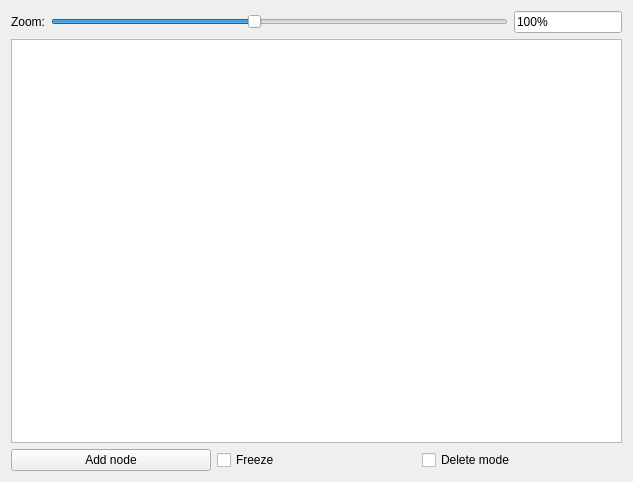
First picture: the form in Sources/App/CourseUnitViewer/courseunitviewer.ui, repository timattt/Cognitia-II, before the edit.
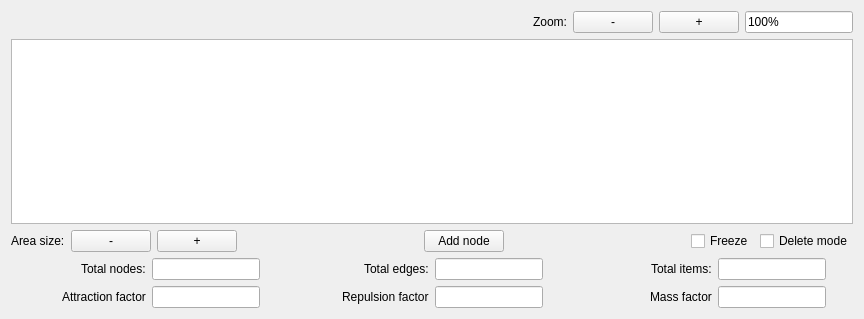
Second picture: the form after the edit.

Diff of the .ui file:
```diff
--- a/Sources/App/CourseUnitViewer/courseunitviewer.ui
+++ b/Sources/App/CourseUnitViewer/courseunitviewer.ui
@@ -6,8 +6,8 @@
    <rect>
     <x>0</x>
     <y>0</y>
-    <width>633</width>
-    <height>482</height>
+    <width>864</width>
+    <height>319</height>
    </rect>
   </property>
   <property name="windowTitle">
@@ -19,26 +19,37 @@
      <item>
       <layout class="QHBoxLayout" name="horizontalLayout">
        <item>
-        <widget class="QLabel" name="zoomLabel">
-         <property name="text">
-          <string>Zoom:</string>
-         </property>
-        </widget>
-       </item>
-       <item>
-        <widget class="QSlider" name="scaleScroll">
-         <property name="minimum">
-          <number>1</number>
-         </property>
-         <property name="maximum">
-          <number>10</number>
-         </property>
-         <property name="value">
-          <number>5</number>
-         </property>
+        <spacer name="horizontalSpacer">
          <property name="orientation">
           <enum>Qt::Horizontal</enum>
          </property>
+         <property name="sizeHint" stdset="0">
+          <size>
+           <width>40</width>
+           <height>20</height>
+          </size>
+         </property>
+        </spacer>
+       </item>
+       <item>
+        <widget class="QLabel" name="zoomLabel">
+         <property name="text">
+          <string>Zoom:</string>
+         </property>
+        </widget>
+       </item>
+       <item>
+        <widget class="QPushButton" name="zoomOut">
+         <property name="text">
+          <string>-</string>
+         </property>
+        </widget>
+       </item>
+       <item>
+        <widget class="QPushButton" name="zoomIn">
+         <property name="text">
+          <string>+</string>
+         </property>
         </widget>
        </item>
        <item alignment="Qt::AlignRight">
@@ -61,6 +72,40 @@
    <item>
     <layout class="QHBoxLayout" name="horizontalLayout_2">
      <item>
+      <widget class="QLabel" name="label_4">
+       <property name="text">
+        <string>Area size:</string>
+       </property>
+      </widget>
+     </item>
+     <item alignment="Qt::AlignRight">
+      <widget class="QPushButton" name="areaDec">
+       <property name="text">
+        <string>-</string>
+       </property>
+      </widget>
+     </item>
+     <item alignment="Qt::AlignLeft">
+      <widget class="QPushButton" name="areaIn">
+       <property name="text">
+        <string>+</string>
+       </property>
+      </widget>
+     </item>
+     <item>
+      <spacer name="horizontalSpacer_2">
+       <property name="orientation">
+        <enum>Qt::Horizontal</enum>
+       </property>
+       <property name="sizeHint" stdset="0">
+        <size>
+         <width>40</width>
+         <height>20</height>
+        </size>
+       </property>
+      </spacer>
+     </item>
+     <item alignment="Qt::AlignHCenter">
       <widget class="QPushButton" name="pushButton_2">
        <property name="text">
         <string>Add node</string>
@@ -68,13 +113,26 @@
       </widget>
      </item>
      <item>
+      <spacer name="horizontalSpacer_3">
+       <property name="orientation">
+        <enum>Qt::Horizontal</enum>
+       </property>
+       <property name="sizeHint" stdset="0">
+        <size>
+         <width>40</width>
+         <height>20</height>
+        </size>
+       </property>
+      </spacer>
+     </item>
+     <item alignment="Qt::AlignRight">
       <widget class="QCheckBox" name="freezeCheckbox">
        <property name="text">
         <string>Freeze</string>
        </property>
       </widget>
      </item>
-     <item>
+     <item alignment="Qt::AlignLeft">
       <widget class="QCheckBox" name="deleteModeCheckbox">
        <property name="text">
         <string>Delete mode</string>
@@ -83,6 +141,86 @@
      </item>
     </layout>
    </item>
+   <item>
+    <layout class="QGridLayout" name="gridLayout">
+     <item row="0" column="1" alignment="Qt::AlignLeft">
+      <widget class="QLineEdit" name="totalNodes">
+       <property name="readOnly">
+        <bool>true</bool>
+       </property>
+      </widget>
+     </item>
+     <item row="0" column="0" alignment="Qt::AlignRight">
+      <widget class="QLabel" name="label">
+       <property name="text">
+        <string>Total nodes:</string>
+       </property>
+      </widget>
+     </item>
+     <item row="0" column="4" alignment="Qt::AlignRight">
+      <widget class="QLabel" name="label_3">
+       <property name="text">
+        <string>Total items:</string>
+       </property>
+      </widget>
+     </item>
+     <item row="0" column="2" alignment="Qt::AlignRight">
+      <widget class="QLabel" name="label_2">
+       <property name="text">
+        <string>Total edges:</string>
+       </property>
+      </widget>
+     </item>
+     <item row="0" column="5" alignment="Qt::AlignLeft">
+      <widget class="QLineEdit" name="totalItems">
+       <property name="readOnly">
+        <bool>true</bool>
+       </property>
+      </widget>
+     </item>
+     <item row="0" column="3" alignment="Qt::AlignLeft">
+      <widget class="QLineEdit" name="totalEdges">
+       <property name="readOnly">
+        <bool>true</bool>
+       </property>
+      </widget>
+     </item>
+    </layout>
+   </item>
+   <item>
+    <layout class="QHBoxLayout" name="horizontalLayout_3">
+     <item alignment="Qt::AlignRight">
+      <widget class="QLabel" name="label_5">
+       <property name="text">
+        <string>Attraction factor</string>
+       </property>
+      </widget>
+     </item>
+     <item alignment="Qt::AlignLeft">
+      <widget class="QLineEdit" name="attFact"/>
+     </item>
+     <item alignment="Qt::AlignRight">
+      <widget class="QLabel" name="label_7">
+       <property name="text">
+        <string>Repulsion factor</string>
+       </property>
+      </widget>
+     </item>
+     <item alignment="Qt::AlignLeft">
+      <widget class="QLineEdit" name="repFact"/>
+     </item>
+     <item alignment="Qt::AlignRight">
+      <widget class="QLabel" name="label_6">
+       <property name="text">
+        <string>Mass factor</string>
+       </property>
+      </widget>
+     </item>
+     <item alignment="Qt::AlignLeft">
+      <widget class="QLineEdit" name="massFac"/>
+     </item>
+    </layout>
+   </item>
   </layout>
  </widget>
  <resources/>
```
